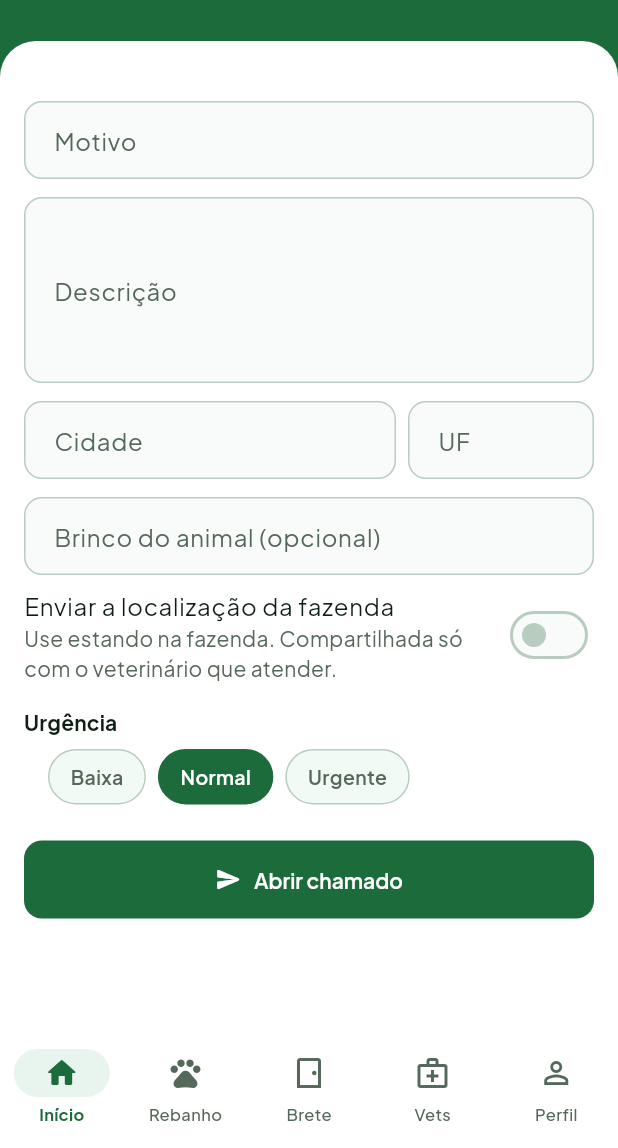
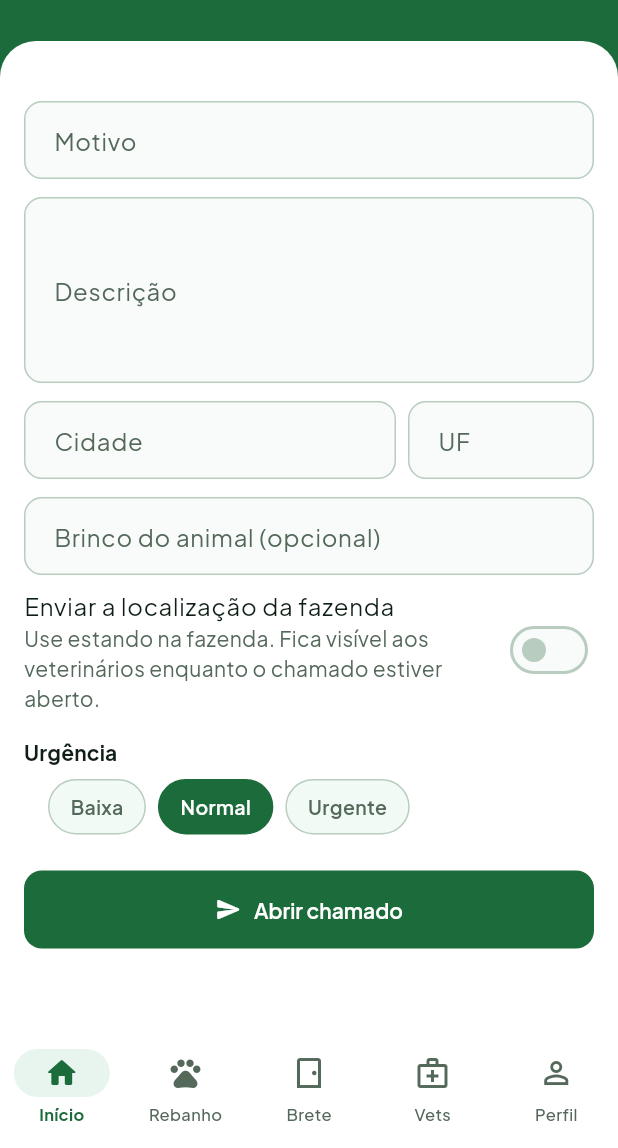
Before and after one commit to joaofiomaro/Bovicare_TCC, a Flutter app: the OpenServiceCallScreen screen opened by its route, on a phone screen of 412 x 824 dp, the part 88-1236 px from its top. Run offline on Flutter 3.47's test engine with Material 3 defaults, Android fonts, the phone set to English and light mode, and no system bars; our stand-ins replace cached_network_image, cloud_firestore, equatable, firebase_auth, firebase_core, flutter_animate and 16 more; missing offline and left inert: mqtt_client; accounts and stored records are empty.

Commit message:
Texto da localização do chamado conforme as regras de leitura
As regras deixam qualquer veterinário ler um chamado aberto, com a
localização da fazenda. A tela de novo chamado e o consentimento de
localização diziam que só o veterinário que atendesse veria a posição;
agora dizem que ela fica visível aos veterinários enquanto o chamado
estiver aberto e, depois, ao que o aceitar.

Co-Authored-By: Claude Opus 5.5 <noreply@anthropic.com>
Claude-Session: https://claude.ai/code/session_01HGWGUYQbz5vUCcn792cPEP

```diff
--- a/Flutter_TCC/lib/features/service_call/presentation/screens/open_service_call_screen.dart
+++ b/Flutter_TCC/lib/features/service_call/presentation/screens/open_service_call_screen.dart
@@ -195,8 +195,8 @@ class _OpenServiceCallScreenState
                             ? 'Obtendo localização…'
                             : _shareLocation
                                 ? 'Posição atual anexada — o veterinário poderá abrir a rota.'
-                                : 'Use estando na fazenda. Compartilhada só com o '
-                                    'veterinário que atender.',
+                                : 'Use estando na fazenda. Fica visível aos '
+                                    'veterinários enquanto o chamado estiver aberto.',
                       ),
                     ),
                     const SizedBox(height: AppSpacing.sm),
--- a/Flutter_TCC/lib/features/settings/domain/entities/user_settings.dart
+++ b/Flutter_TCC/lib/features/settings/domain/entities/user_settings.dart
@@ -70,9 +70,10 @@ extension ConsentPurposeX on ConsentPurpose {
 
   String get description => switch (this) {
         ConsentPurpose.location =>
-          'Usada somente no aparelho para mostrar os veterinários mais '
-          'próximos e, se você escolher, marcar a fazenda num chamado. '
-          'Revogando, o app usa uma região de referência.',
+          'Usada no aparelho para mostrar os veterinários mais próximos. '
+          'Se você marcar a fazenda num chamado, a posição vai junto e fica '
+          'visível aos veterinários enquanto ele estiver aberto e, depois, '
+          'ao que o aceitar. Revogando, o app usa uma região de referência.',
       };
 }
 
```
